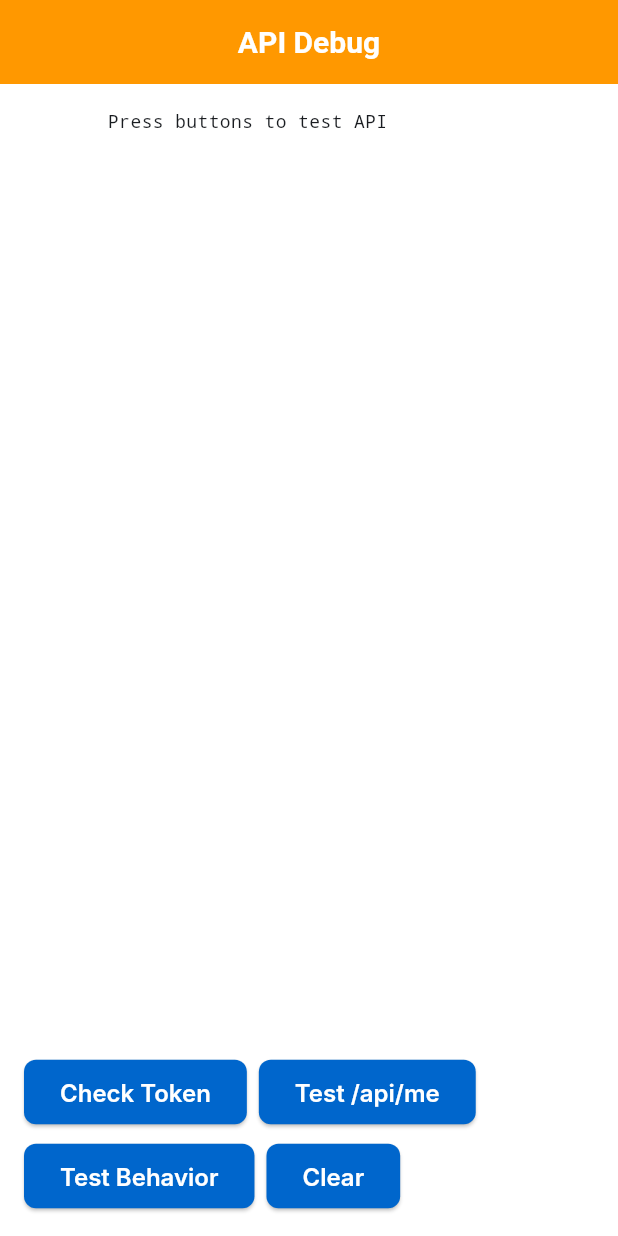
After one commit to meplusmobile/me_plus-ios, a Flutter app: the DebugApiScreen screen opened by its route, on a phone screen of 412 x 824 dp. The commit adds this screen. Run offline on Flutter 3.47's test engine with Material 3 defaults, Android fonts, the phone set to English and light mode, and no system bars; our stand-ins replace flutter_dotenv, flutter_svg, go_router, hive_flutter, image_picker, intl_phone_field and 1 more; accounts and stored records are empty; network calls fail; Roboto replaces fonts that are missing (Inter, Poppins); statements that could not run were skipped; project files that could hold a hidden picture were left out.

Commit message:
modified:   lib/data/repositories/student_repository.dart 	modified:   lib/data/services/api_service.dart 	modified:   lib/presentation/providers/profile_provider.dart 	new file:   lib/presentation/screens/debug/debug_api_screen.dart 	modified:   lib/presentation/screens/student/profile_screen.dart 	modified:   lib/routes/app_router.dart

```diff
--- a/lib/data/repositories/student_repository.dart
+++ b/lib/data/repositories/student_repository.dart
@@ -17,7 +17,7 @@ class StudentRepository {
 
   // ==================== Profile ====================
   Future<StudentProfile> getProfile() async {
-    final response = await _apiService.get('/student/profile');
+    final response = await _apiService.get('/api/me');
     if (!response.success) {
       throw Exception(response.error ?? 'Failed to get profile');
     }
@@ -39,8 +39,8 @@ class StudentRepository {
       }
     }
 
-    // Fetch full profile data from /student/profile endpoint
-    final profileResponse = await _apiService.get('/student/profile');
+    // Fetch full profile data from /api/me endpoint
+    final profileResponse = await _apiService.get('/api/me');
     if (!profileResponse.success) {
       throw Exception(profileResponse.error ?? 'Failed to get updated profile');
     }
--- a/lib/presentation/providers/profile_provider.dart
+++ b/lib/presentation/providers/profile_provider.dart
@@ -55,7 +55,7 @@ class ProfileProvider with ChangeNotifier {
       _error = null;
       notifyListeners();
 
-      // Fetch profile from /student/profile (includes points)
+      // Fetch profile from /api/me (includes points)
       final profile = await _repository.getProfile();
 
       _profile = profile;
--- /dev/null
+++ b/lib/presentation/screens/debug/debug_api_screen.dart
@@ -0,0 +1,178 @@
+import 'package:flutter/material.dart';
+import 'package:me_plus/data/services/api_service.dart';
+import 'package:me_plus/data/services/token_storage_service.dart';
+
+/// Debug screen to test API connectivity and token
+class DebugApiScreen extends StatefulWidget {
+  const DebugApiScreen({super.key});
+
+  @override
+  State<DebugApiScreen> createState() => _DebugApiScreenState();
+}
+
+class _DebugApiScreenState extends State<DebugApiScreen> {
+  final ApiService _apiService = ApiService();
+  final TokenStorageService _tokenStorage = TokenStorageService();
+
+  String _output = 'Press buttons to test API\n\n';
+  bool _isLoading = false;
+
+  @override
+  Widget build(BuildContext context) {
+    return Scaffold(
+      appBar: AppBar(
+        title: const Text('API Debug', style: TextStyle(fontFamily: 'Poppins')),
+        backgroundColor: Colors.orange,
+      ),
+      body: SafeArea(
+        child: Column(
+          children: [
+            Expanded(
+              child: SingleChildScrollView(
+                padding: const EdgeInsets.all(16),
+                child: SelectableText(
+                  _output,
+                  style: const TextStyle(
+                    fontFamily: 'Courier',
+                    fontSize: 12,
+                  ),
+                ),
+              ),
+            ),
+            if (_isLoading)
+              const Padding(
+                padding: EdgeInsets.all(8.0),
+                child: CircularProgressIndicator(),
+              ),
+            Padding(
+              padding: const EdgeInsets.all(16),
+              child: Wrap(
+                spacing: 8,
+                runSpacing: 8,
+                children: [
+                  ElevatedButton(
+                    onPressed: _isLoading ? null : _checkToken,
+                    child: const Text('Check Token'),
+                  ),
+                  ElevatedButton(
+                    onPressed: _isLoading ? null : _testApiMe,
+                    child: const Text('Test /api/me'),
+                  ),
+                  ElevatedButton(
+                    onPressed: _isLoading ? null : _testBehavior,
+                    child: const Text('Test Behavior'),
+                  ),
+                  ElevatedButton(
+                    onPressed: _isLoading ? null : _clearOutput,
+                    child: const Text('Clear'),
+                  ),
+                ],
+              ),
+            ),
+          ],
+        ),
+      ),
+    );
+  }
+
+  Future<void> _checkToken() async {
+    setState(() {
+      _isLoading = true;
+      _output += '🔍 Checking token...\n';
+    });
+
+    try {
+      final token = await _tokenStorage.getToken();
+      final refreshToken = await _tokenStorage.getRefreshToken();
+      final userId = await _tokenStorage.getUserId();
+      final role = await _tokenStorage.getUserRole();
+      final email = await _tokenStorage.getUserEmail();
+
+      setState(() {
+        _output += '✅ Token exists: ${token != null && token.isNotEmpty}\n';
+        if (token != null && token.isNotEmpty) {
+          _output += '   Token preview: ${token.substring(0, 30)}...\n';
+        }
+        _output += '✅ RefreshToken exists: ${refreshToken != null && refreshToken.isNotEmpty}\n';
+        _output += '✅ UserID: $userId\n';
+        _output += '✅ Role: $role\n';
+        _output += '✅ Email: $email\n\n';
+        _isLoading = false;
+      });
+    } catch (e) {
+      setState(() {
+        _output += '❌ Error checking token: $e\n\n';
+        _isLoading = false;
+      });
+    }
+  }
+
+  Future<void> _testApiMe() async {
+    setState(() {
+      _isLoading = true;
+      _output += '🌐 Testing /api/me...\n';
+    });
+
+    try {
+      final response = await _apiService.get('/api/me');
+
+      setState(() {
+        _output += '📡 Response:\n';
+        _output += '   Success: ${response.success}\n';
+        _output += '   Status Code: ${response.statusCode}\n';
+
+        if (response.success && response.data != null) {
+          _output += '✅ Data received:\n';
+          _output += '   ${response.data.toString().substring(0, 200)}...\n\n';
+        } else {
+          _output += '❌ Error: ${response.error}\n\n';
+        }
+
+        _isLoading = false;
+      });
+    } catch (e) {
+      setState(() {
+        _output += '❌ Exception: $e\n\n';
+        _isLoading = false;
+      });
+    }
+  }
+
+  Future<void> _testBehavior() async {
+    setState(() {
+      _isLoading = true;
+      _output += '🌐 Testing /api/behavior-streak...\n';
+    });
+
+    try {
+      final response = await _apiService.get('/api/behavior-streak');
+
+      setState(() {
+        _output += '📡 Response:\n';
+        _output += '   Success: ${response.success}\n';
+        _output += '   Status Code: ${response.statusCode}\n';
+
+        if (response.success && response.data != null) {
+          _output += '✅ Data received:\n';
+          final dataStr = response.data.toString();
+          _output += '   ${dataStr.substring(0, dataStr.length > 200 ? 200 : dataStr.length)}...\n\n';
+        } else {
+          _output += '❌ Error: ${response.error}\n\n';
+        }
+
+        _isLoading = false;
+      });
+    } catch (e) {
+      setState(() {
+        _output += '❌ Exception: $e\n\n';
+        _isLoading = false;
+      });
+    }
+  }
+
+  void _clearOutput() {
+    setState(() {
+      _output = 'Press buttons to test API\n\n';
+    });
+  }
+}
--- a/lib/presentation/screens/student/profile_screen.dart
+++ b/lib/presentation/screens/student/profile_screen.dart
@@ -253,6 +253,16 @@ class _ProfileScreenState extends State<ProfileScreen> {
         ),
         const SizedBox(height: 12),
         _buildMenuItem(
+          icon: Icons.bug_report_outlined,
+          iconColor: Colors.purple,
+          title: 'API Debug',
+          subtitle: 'Test API connections',
+          onTap: () {
+            context.go('/debug/api');
+          },
+        ),
+        const SizedBox(height: 12),
+        _buildMenuItem(
           icon: Icons.logout,
           iconColor: AppColors.errorLight,
           title: l10n.t('logout'),
--- a/lib/routes/app_router.dart
+++ b/lib/routes/app_router.dart
@@ -24,6 +24,7 @@ import 'package:me_plus/presentation/screens/student/profile_screen.dart';
 import 'package:me_plus/presentation/screens/student/account_screen.dart';
 import 'package:me_plus/presentation/screens/student/purchases_screen.dart';
 import 'package:me_plus/presentation/screens/student/missing_reward_screen.dart';
+import 'package:me_plus/presentation/screens/debug/debug_api_screen.dart';
 import 'package:me_plus/presentation/screens/school_class_selection_screen.dart';
 import 'package:me_plus/presentation/screens/market_owner/market_owner_home_screen.dart';
 import 'package:me_plus/presentation/screens/market_owner/add_reward_screen.dart';
@@ -226,6 +227,11 @@ class AppRouter {
         ),
       ),
       GoRoute(
+        path: '/debug/api',
+        name: 'debug-api',
+        builder: (context, state) => const DebugApiScreen(),
+      ),
+      GoRoute(
         path: '/market-owner/home',
         name: 'market-owner-home',
         builder: (context, state) => const MarketOwnerHomeScreen(),
```
Also changed, not shown: lib/data/services/api_service.dart (+12 -4 lines).
